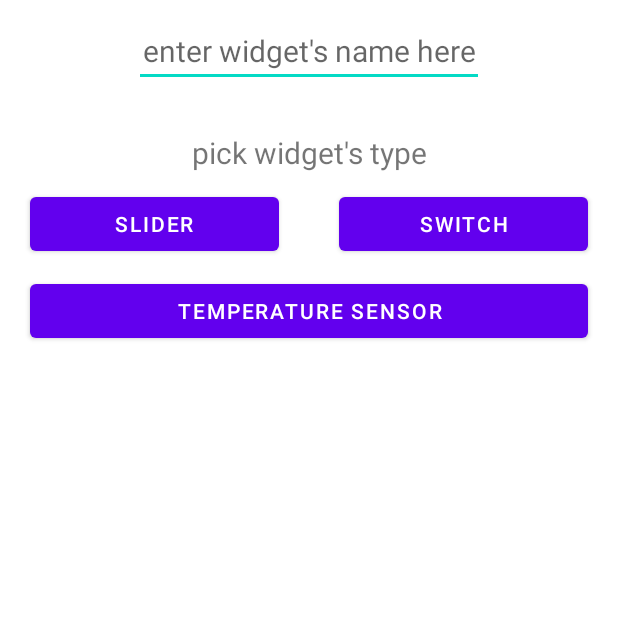
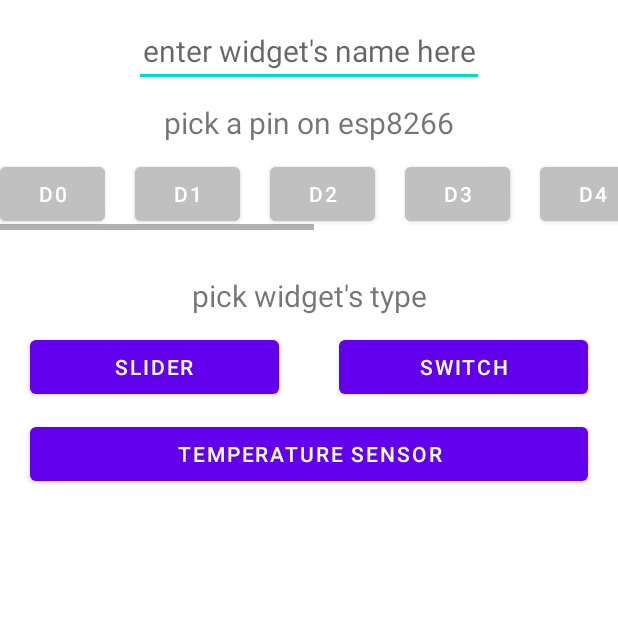
Before and after one commit to Truong-Giangg/SmartHRT, an Android app: the addWidget screen opened directly, with no data from a screen before it, on a phone screen of 412 x 824 dp, the top half of it. Run offline under Robolectric (Android 15) with nearby library versions, the phone set to English and light mode, and no system bars; our stand-ins replace Firebase (no records; nobody signed in at launch, a user with empty details on screens opened directly); Roboto replaces fonts that are not available here; 1 statement that could not run was skipped.

Commit message:
add pick esp pin function - got removeBtn error

```diff
--- a/app/src/main/java/com/first_java_app/smarthrt/UserHelperClassGadget.java
+++ b/app/src/main/java/com/first_java_app/smarthrt/UserHelperClassGadget.java
@@ -1,15 +1,16 @@
 package com.first_java_app.smarthrt;
 
 public class UserHelperClassGadget {
-    String BtnID, btnValue, btnName,widType, gestureT;
+    String BtnID, btnValue, btnName,widType, gestureT, espPin;
 
     public UserHelperClassGadget() { }
-    public UserHelperClassGadget(String BtnID, String btnName, String btnValue, String widType,String gestureT){
+    public UserHelperClassGadget(String BtnID, String btnName, String btnValue, String widType,String gestureT, String espPin){
         this.BtnID=BtnID;
         this.btnValue=btnValue;
         this.btnName=btnName;
         this.widType=widType;
         this.gestureT=gestureT;
+        this.espPin=espPin;
 
     }
     public String getBtnID() {
@@ -46,4 +47,11 @@ public class UserHelperClassGadget {
     public void setGestureT(String gestureT) {
         this.gestureT = gestureT;
     }
+
+    public String getEspPin() {
+        return espPin;
+    }
+    public void setEspPin(String espPin) {
+        this.espPin = espPin;
+    }
 }
--- a/app/src/main/java/com/first_java_app/smarthrt/addWidget.java
+++ b/app/src/main/java/com/first_java_app/smarthrt/addWidget.java
@@ -1,10 +1,12 @@
 package com.first_java_app.smarthrt;
 
 import android.content.Intent;
+import android.graphics.Color;
 import android.os.Bundle;
 import android.view.View;
 import android.widget.Button;
 import android.widget.EditText;
+import android.widget.Toast;
 
 import androidx.annotation.NonNull;
 import androidx.annotation.Nullable;
@@ -17,13 +19,19 @@ import com.google.firebase.database.DatabaseReference;
 import com.google.firebase.database.FirebaseDatabase;
 import com.google.firebase.database.ValueEventListener;
 
+import java.util.ArrayList;
+
 public class addWidget extends AppCompatActivity implements View.OnClickListener{
     Button addWidgetSwitch;
     Button addWidgetSlider;
     Button addWidgetTemp;
+    Button[] dButton = new Button[9];
+    int[] buttonIds = {R.id.D0, R.id.D1, R.id.D2, R.id.D3, R.id.D4, R.id.D5, R.id.D6, R.id.D7, R.id.D8};
     EditText widgetNameAdd;
+    //EditText espPin;
 
     String widgetName_s;
+    String espPin_s;
     String widgetType;
     int widgetChildH;
 
@@ -38,9 +46,16 @@ public class addWidget extends AppCompatActivity implements View.OnClickListener
         addWidgetSlider = findViewById(R.id.addWidgetSlider);
         addWidgetTemp = findViewById(R.id.addWidgetTemp);
         widgetNameAdd = findViewById(R.id.widgetNameAdd);
+        for(int i=0;i<buttonIds.length-1;i++) {
+            dButton[i] = findViewById(buttonIds[i]);
+        }
+        //espPin = findViewById(R.id.espPin);
         addWidgetSlider.setOnClickListener(addWidget.this);
         addWidgetSwitch.setOnClickListener(addWidget.this);
         addWidgetTemp.setOnClickListener(addWidget.this);
+        for(int i=0;i<buttonIds.length-1;i++) {
+            dButton[i].setOnClickListener(addWidget.this);
+        }
         //--------------fetch data from previous activity----------
         reference = FirebaseDatabase.getInstance().getReference("users");
         Intent intent =getIntent();
@@ -60,33 +75,54 @@ public class addWidget extends AppCompatActivity implements View.OnClickListener
         if(view.getId() == R.id.addWidgetSwitch){
             widgetName_s = widgetNameAdd.getText().toString();
             widgetNameAdd.setText("");//clear the field when button pushed
+
+//            espPin_s = espPin.getText().toString();
+//            espPin.setText("");//clear the field when button pushed
+
             widgetType = "button";
             gobackMainMenu(view);
         }
         if(view.getId() == R.id.addWidgetSlider){
             widgetName_s = widgetNameAdd.getText().toString();
             widgetNameAdd.setText("");//clear the field when button pushed
+
+//            espPin_s = espPin.getText().toString();
+//            espPin.setText("");//clear the field when button pushed
+
             widgetType = "seekbar";
             gobackMainMenu(view);
         }
         if(view.getId() == R.id.addWidgetTemp){
             widgetName_s = widgetNameAdd.getText().toString();
             widgetNameAdd.setText("");//clear the field when button pushed
+
+//            espPin_s = espPin.getText().toString();
+//            espPin.setText("");//clear the field when button pushed
+
             widgetType = "temperature";
             gobackMainMenu(view);
+        }
+        for(int i=0; i<9;i++){
+            if(view.getId() == buttonIds[i]){
+                dButton[i].setBackgroundColor(Color.GREEN);
+                espPin_s = "D"+i;
+                Toast.makeText(addWidget.this, "espPin"+espPin_s, Toast.LENGTH_LONG).show();
+            }
         }
     }
     public void gobackMainMenu(View view){
 
-        UserHelperClassGadget helperClass =new UserHelperClassGadget(String.valueOf(widgetChildH), widgetName_s, "0",widgetType, "null");
+        UserHelperClassGadget helperClass =new UserHelperClassGadget(String.valueOf(widgetChildH), widgetName_s, "0",widgetType, "null", espPin_s);
         reference.child(String.valueOf(widgetChildH)).setValue(helperClass).addOnSuccessListener(new OnSuccessListener<Void>() {
             @Override
             public void onSuccess(Void aVoid) {
 
                 //--------------push data to MainMenu acctivity via username------------
-                Intent intent =new Intent(getApplicationContext(),MainMenu.class);
+                Intent intent =new Intent(addWidget.this,MainMenu.class);
                 //intent.putExtra("username",MainActivity.user_username_gadget);
+                intent.setFlags(Intent.FLAG_ACTIVITY_CLEAR_TOP);
                 startActivity(intent);
+                addWidget.this.finish();
                 //--------------end push data to MainMenu acctivity via username------------
             }
         });
--- a/app/src/main/java/com/first_java_app/smarthrt/removeWidget.java
+++ b/app/src/main/java/com/first_java_app/smarthrt/removeWidget.java
@@ -9,6 +9,8 @@ import android.widget.Toast;
 import androidx.annotation.NonNull;
 import androidx.annotation.Nullable;
 import androidx.appcompat.app.AppCompatActivity;
+
+import com.google.android.gms.tasks.OnSuccessListener;
 import com.google.firebase.database.DataSnapshot;
 import com.google.firebase.database.DatabaseError;
 import com.google.firebase.database.DatabaseReference;
@@ -70,13 +72,24 @@ public class removeWidget extends AppCompatActivity implements View.OnClickListe
                 }
                 if(swap){ // create another child and move next data to it
                     if(i!=currentWidget-1){
-                        UserHelperClassGadget movedChild =new UserHelperClassGadget(userGet[i].getBtnID(), userGet[i+1].getbtnName(), userGet[i+1].getbtnValue(),userGet[i+1].getWidType(),userGet[i+1].getGestureT());
+                        UserHelperClassGadget movedChild =new UserHelperClassGadget(userGet[i].getBtnID(), userGet[i+1].getbtnName(), userGet[i+1].getbtnValue(),userGet[i+1].getWidType(),userGet[i+1].getGestureT(),userGet[i+1].getEspPin());
                         reference.child(String.valueOf(userGet[i].getBtnID())).setValue(movedChild);
 
                     }
                     else{
-                        reference.child(String.valueOf(userGet[currentWidget-1].getBtnID())).removeValue();// delete the last child
-                        gobackMainMenu(view);
+                        reference.child(String.valueOf(userGet[currentWidget-1].getBtnID())).removeValue().addOnSuccessListener(new OnSuccessListener<Void>() {
+                            @Override
+                            public void onSuccess(Void aVoid) {
+
+                                //--------------push data to MainMenu acctivity via username------------
+                                Intent intent =new Intent(removeWidget.this,MainMenu.class);
+                                //intent.putExtra("username",MainActivity.user_username_gadget);
+                                intent.setFlags(Intent.FLAG_ACTIVITY_CLEAR_TOP);
+                                startActivity(intent);
+                                removeWidget.this.finish();
+                                //--------------end push data to MainMenu acctivity via username------------
+                            }
+                        });
                     }
                 }
             }
@@ -84,10 +97,10 @@ public class removeWidget extends AppCompatActivity implements View.OnClickListe
 
         }
     }
-    public void gobackMainMenu(View view){
-        Intent intent =new Intent(getApplicationContext(),MainMenu.class);
-
-        startActivity(intent);
-        this.finish();
-    }
+//    public void gobackMainMenu(View view){
+//        Intent intent =new Intent(removeWidget.this,MainMenu.class);
+//        intent.setFlags(Intent.FLAG_ACTIVITY_CLEAR_TOP);
+//        startActivity(intent);
+//        removeWidget.this.finish();
+//    }
 }
--- a/app/src/main/res/layout/activity_addwidget.xml
+++ b/app/src/main/res/layout/activity_addwidget.xml
@@ -29,6 +29,115 @@
                 android:textSize="20dp"
                 android:inputType="textPersonName"
                 android:hint="enter widget's name here" />
+        </LinearLayout>
+        <LinearLayout
+            android:layout_width="wrap_content"
+            android:layout_height="wrap_content"
+            android:layout_centerHorizontal="true"
+            android:layout_alignParentTop="true"
+            android:layout_marginTop="10dp">
+            <TextView
+                android:layout_width="match_parent"
+                android:layout_height="wrap_content"
+                android:layout_centerHorizontal="true"
+                android:gravity="center"
+                android:layout_weight="1"
+                android:text="pick a pin on esp8266"
+                android:textSize="20dp"
+                />
+        </LinearLayout>
+        <LinearLayout
+            android:layout_width="match_parent"
+            android:layout_height="wrap_content"
+            android:layout_centerHorizontal="true"
+            android:layout_alignParentTop="true"
+            android:layout_marginTop="10dp">
+            <HorizontalScrollView
+                android:layout_width="match_parent"
+                android:layout_height="wrap_content">
+                <LinearLayout
+                    android:layout_width="match_parent"
+                    android:layout_height="wrap_content"
+                    android:orientation="horizontal"
+                    >
+                    <Button
+                        android:layout_width="70dp"
+                        android:layout_height="wrap_content"
+                        android:layout_marginRight="20dp"
+                        android:id="@+id/D0"
+                        android:backgroundTint="#C0C0C0"
+                        android:text="D0" />
+                    <Button
+                        android:layout_width="70dp"
+                        android:layout_height="wrap_content"
+                        android:layout_marginRight="20dp"
+                        android:id="@+id/D1"
+                        android:backgroundTint="#C0C0C0"
+                        android:text="D1" />
+                    <Button
+                        android:layout_width="70dp"
+                        android:layout_height="wrap_content"
+                        android:layout_marginRight="20dp"
+                        android:id="@+id/D2"
+                        android:backgroundTint="#C0C0C0"
+                        android:text="D2" />
+                    <Button
+                        android:layout_width="70dp"
+                        android:layout_height="wrap_content"
+                        android:layout_marginRight="20dp"
+                        android:id="@+id/D3"
+                        android:backgroundTint="#C0C0C0"
+                        android:text="D3" />
+                    <Button
+                        android:layout_width="70dp"
+                        android:layout_height="wrap_content"
+                        android:layout_marginRight="20dp"
+                        android:id="@+id/D4"
+                        android:backgroundTint="#C0C0C0"
+                        android:text="D4" />
+                    <Button
+                        android:layout_width="70dp"
+                        android:layout_height="wrap_content"
+                        android:layout_marginRight="20dp"
+                        android:id="@+id/D5"
+                        android:backgroundTint="#C0C0C0"
+                        android:text="D5" />
+                    <Button
+                        android:layout_width="70dp"
+                        android:layout_height="wrap_content"
+                        android:layout_marginRight="20dp"
+                        android:id="@+id/D6"
+                        android:backgroundTint="#C0C0C0"
+                        android:text="D6" />
+                    <Button
+                        android:layout_width="70dp"
+                        android:layout_height="wrap_content"
+                        android:layout_marginRight="20dp"
+                        android:id="@+id/D7"
+                        android:backgroundTint="#C0C0C0"
+                        android:text="D7" />
+                    <Button
+                        android:layout_width="70dp"
+                        android:layout_height="wrap_content"
+                        android:layout_marginRight="20dp"
+                        android:id="@+id/D8"
+                        android:backgroundTint="#C0C0C0"
+                        android:text="D8" />
+
+
+                </LinearLayout>
+            </HorizontalScrollView>
+<!--            <EditText-->
+<!--                android:id="@+id/espPin"-->
+<!--                android:layout_width="wrap_content"-->
+<!--                android:layout_height="wrap_content"-->
+<!--                android:gravity="center"-->
+<!--                android:layout_centerHorizontal="true"-->
+<!--                android:ems="10"-->
+<!--                android:layout_weight="1"-->
+<!--                android:textSize="20dp"-->
+<!--                android:inputType="textPersonName"-->
+<!--                android:hint="enter pin on esp8266" />-->
         </LinearLayout>
         <LinearLayout
             android:layout_width="match_parent"
```
Also changed, not shown: app/src/main/java/com/first_java_app/smarthrt/MainMenu.java (+14 -1 lines).
